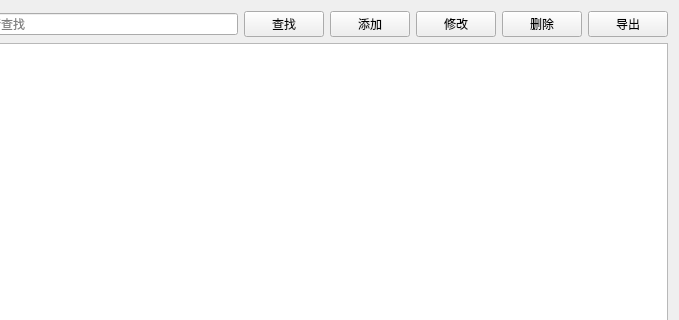
leeonbeans/QT_learning, file CaseHistoryManager/appointmentview.ui: the form before one commit; both pictures show x 121 to 800 and y 0 to 320 of the 800 by 600 pixel window.
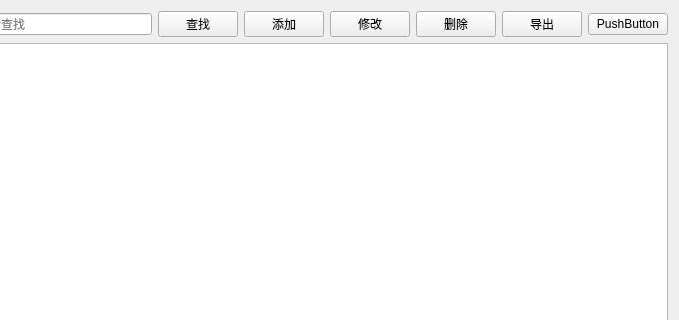
The form after the commit.

Commit message: 修复了欢迎界面的bug

Patch:
```diff
--- a/CaseHistoryManager/appointmentview.ui
+++ b/CaseHistoryManager/appointmentview.ui
@@ -58,6 +58,13 @@
        </property>
       </widget>
      </item>
+     <item>
+      <widget class="QPushButton" name="btnImport">
+       <property name="text">
+        <string>PushButton</string>
+       </property>
+      </widget>
+     </item>
     </layout>
    </item>
    <item>
```
The commit also changes 4 other files.
